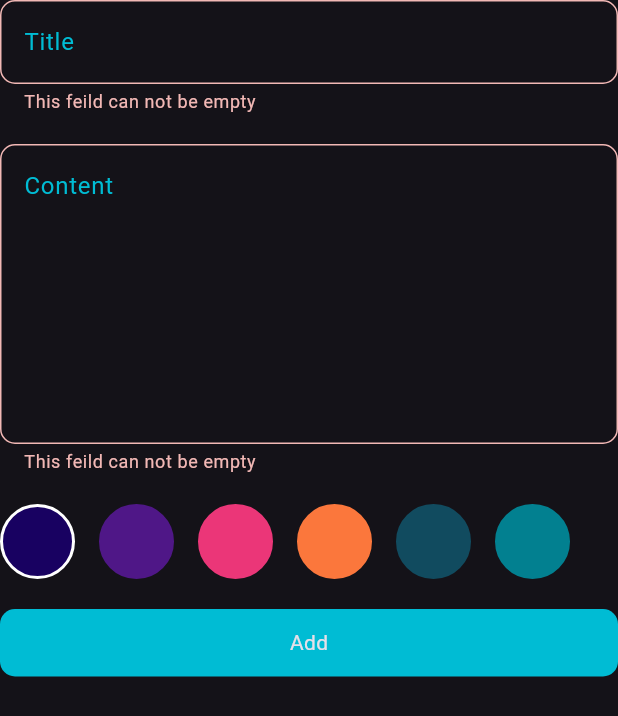
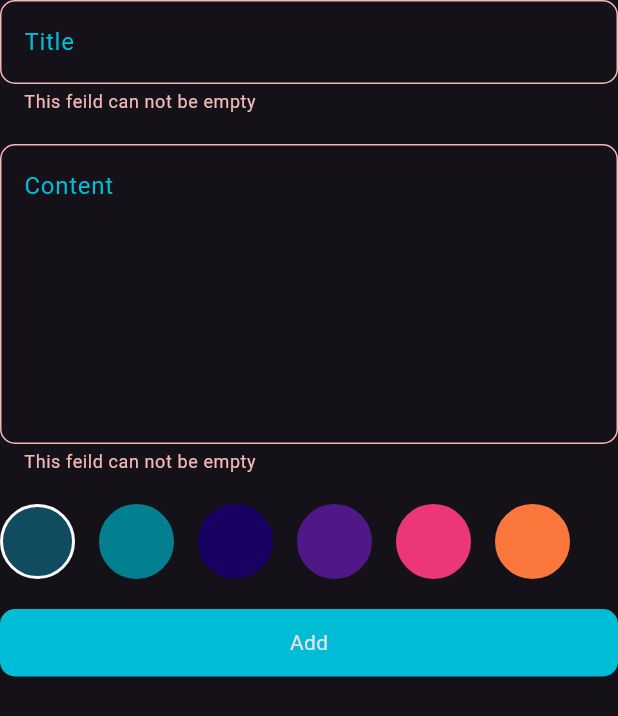
Before and after one commit to AyaZidan22/notes_app, a Flutter app: the AddNoteForm widget shown alone on an empty page, opened directly, after a tap on "Add", on a phone screen of 412 x 824 dp. Shown: the top 716 px of the screen. Run offline on Flutter 3.47's test engine with Material 3 defaults, Android fonts, the phone set to English and light mode, and no system bars; our stand-ins replace flutter_bloc, hive, hive_flutter; accounts and stored records are empty.

Commit message:
some enhancement

```diff
--- a/lib/models/notes_model.dart
+++ b/lib/models/notes_model.dart
@@ -12,9 +12,10 @@ class NotesModel extends HiveObject {
   final String date;
   @HiveField(3)
   int color;
-  NotesModel(
-      {required this.color,
-      required this.date,
-      required this.subTitle,
-      required this.title});
+  NotesModel({
+    required this.color,
+    required this.date,
+    required this.subTitle,
+    required this.title,
+  });
 }
--- a/lib/widgets/add_notes_form.dart
+++ b/lib/widgets/add_notes_form.dart
@@ -18,6 +18,7 @@ class _AddNoteFormState extends State<AddNoteForm> {
   String? title, content;
   GlobalKey<FormState> formKey = GlobalKey();
   AutovalidateMode? autovalidateMode;
+
   @override
   Widget build(BuildContext context) {
     return Form(
@@ -52,22 +53,7 @@ class _AddNoteFormState extends State<AddNoteForm> {
               return CustomButton(
                 isLoading: state is AddNotesLoading ? true : false,
                 onTap: () {
-                  if (formKey.currentState!.validate()) {
-                    formKey.currentState!.save();
-                    DateFormat formatter = DateFormat('yyyy-MM-dd');
-                    String formattedDate = formatter.format(DateTime.now());
-                    NotesModel note = NotesModel(
-                      title: title!,
-                      subTitle: content!,
-                      color:
-                          BlocProvider.of<AddNotesCubit>(context).color.value,
-                      date: formattedDate.toString(),
-                    );
-                    BlocProvider.of<AddNotesCubit>(context).addNotes(note);
-                  } else {
-                    setState(() {});
-                    autovalidateMode = AutovalidateMode.always;
-                  }
+                  notesValidate(context);
                 },
               );
             },
@@ -79,4 +65,26 @@ class _AddNoteFormState extends State<AddNoteForm> {
       ),
     );
   }
+
+  void notesValidate(BuildContext context) {
+    if (formKey.currentState!.validate()) {
+      formKey.currentState!.save();
+      NotesModel note = NotesModel(
+        title: title!,
+        subTitle: content!,
+        color: BlocProvider.of<AddNotesCubit>(context).color.value,
+        date: dateFormate(),
+      );
+      BlocProvider.of<AddNotesCubit>(context).addNotes(note);
+    } else {
+      setState(() {});
+      autovalidateMode = AutovalidateMode.always;
+    }
+  }
+
+  String dateFormate() {
+    DateFormat formatter = DateFormat('yyyy-MM-dd');
+    String formattedDate = formatter.format(DateTime.now());
+    return formattedDate;
+  }
 }
--- a/lib/widgets/colors_list_view.dart
+++ b/lib/widgets/colors_list_view.dart
@@ -11,13 +11,19 @@ class ColorsListView extends StatefulWidget {
 }
 
 class _ColorsListViewState extends State<ColorsListView> {
+  @override
+  void initState() {
+    super.initState();
+    BlocProvider.of<AddNotesCubit>(context).color = const Color(0xff114B5F);
+  }
+
   final List<Color> colorList = const [
+    Color(0xff114B5F),
+    Color(0xff028090),
     Color(0xff180161),
     Color(0xff4F1787),
     Color(0xffEB3678),
     Color(0xffFB773C),
-    Color(0xff114B5F),
-    Color(0xff028090),
   ];
   int currentIndex = 0;
   @override
--- a/lib/widgets/edit_color_list_view.dart
+++ b/lib/widgets/edit_color_list_view.dart
@@ -14,12 +14,12 @@ class EditColorListView extends StatefulWidget {
 
 class _EditColorListViewState extends State<EditColorListView> {
   final List<Color> colorList = const [
+    Color(0xff114B5F),
+    Color(0xff028090),
     Color(0xff180161),
     Color(0xff4F1787),
     Color(0xffEB3678),
     Color(0xffFB773C),
-    Color(0xff114B5F),
-    Color(0xff028090),
   ];
   int currentIndex = 0;
   @override
```
